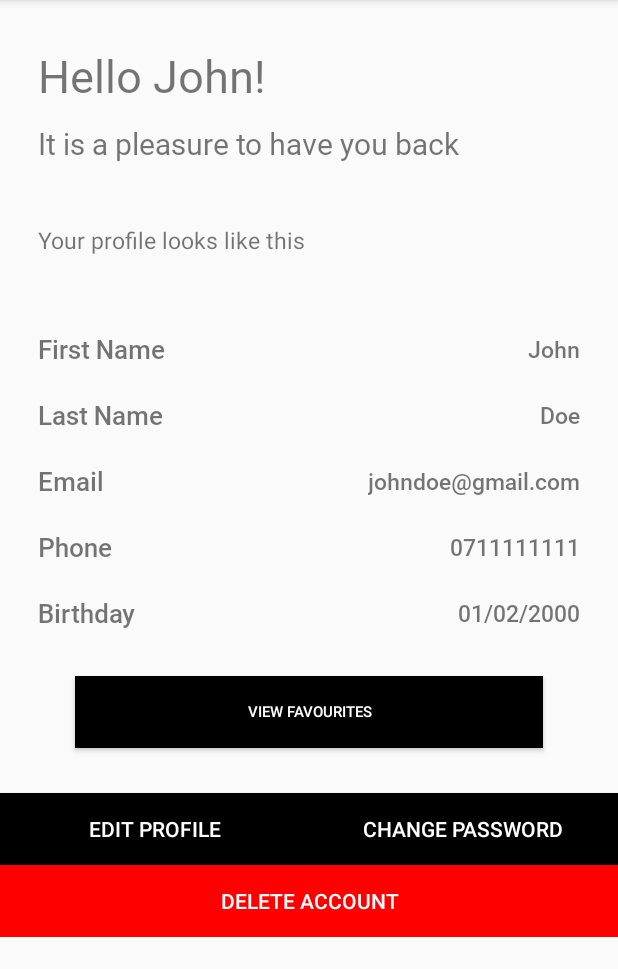
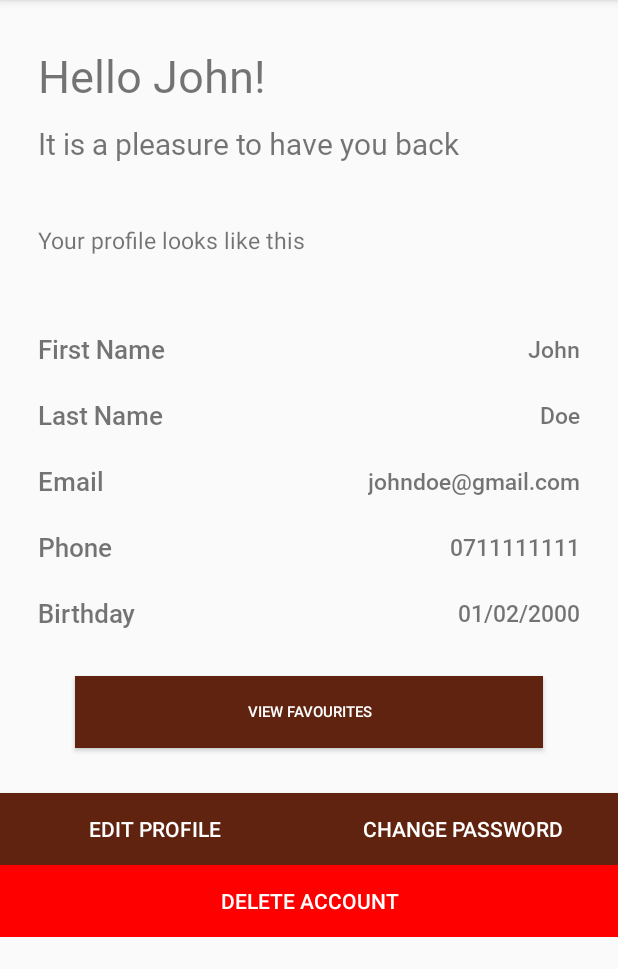
Before and after one commit to IndrachapaSenanayaka/Coffee-Lovers-Mr.Coffee, an Android app: the CustomerProfileActivity screen opened directly, with no data from a screen before it, on a phone screen of 412 x 824 dp, the part 84-1053 px from its top. Run offline under Robolectric (Android 15) with nearby library versions, the phone set to English and light mode, and no system bars; our stand-ins replace RxJava.

Commit message:
display customer details

```diff
--- a/app/src/main/AndroidManifest.xml
+++ b/app/src/main/AndroidManifest.xml
@@ -19,7 +19,8 @@
         </activity>
         <activity
             android:name=".ui.customer.CustomerEditProfileActivity"
-            android:exported="true" />
+            android:exported="true">
+        </activity>
         <activity
             android:name=".ui.customer.CustomerProfileActivity"
             android:exported="true">
@@ -29,7 +30,6 @@
             android:exported="true">
             <intent-filter>
                 <action android:name="android.intent.action.MAIN" />
-
                 <category android:name="android.intent.category.LAUNCHER" />
             </intent-filter>
         </activity>
--- a/app/src/main/java/com/example/coffee_lovers_mrcoffee/ui/customer/CustomerProfileActivity.java
+++ b/app/src/main/java/com/example/coffee_lovers_mrcoffee/ui/customer/CustomerProfileActivity.java
@@ -3,14 +3,73 @@ package com.example.coffee_lovers_mrcoffee.ui.customer;
 import androidx.appcompat.app.AppCompatActivity;
 
 import android.os.Bundle;
+import android.widget.TextView;
 
+import com.example.coffee_lovers_mrcoffee.Container;
 import com.example.coffee_lovers_mrcoffee.R;
+import com.example.coffee_lovers_mrcoffee.data.models.Customer;
+import com.example.coffee_lovers_mrcoffee.services.AuthService;
+
+import java.time.LocalDate;
+import java.time.format.DateTimeFormatter;
+import java.time.temporal.TemporalAccessor;
+
+import io.reactivex.rxjava3.disposables.Disposable;
+import io.reactivex.rxjava3.functions.Consumer;
 
 public class CustomerProfileActivity extends AppCompatActivity {
+
+    // dependencies
+    private final Container container = Container.instant();
+    private final AuthService authService = container.authService;
+
+    // components
+    private TextView txt_firstName, txt_lastName, txt_email, txt_phone, txt_birthday;
+
+    // disposals
+    private Disposable currentUserDisposer;
+
 
     @Override
     protected void onCreate(Bundle savedInstanceState) {
         super.onCreate(savedInstanceState);
         setContentView(R.layout.activity_customer_profile);
+
+        // init components
+        txt_firstName = findViewById(R.id.txt_profile_firstName);
+        txt_lastName = findViewById(R.id.txt_profile_lastName);
+        txt_email = findViewById(R.id.txt_profile_email);
+        txt_phone = findViewById(R.id.txt_profile_phone);
+        txt_birthday = findViewById(R.id.txt_profile_birthday);
+
+        // listen for current user changes
+        currentUserDisposer = authService
+                .currentUser
+                .subscribe(this::ListenUserChanges);
     }
+
+
+    @Override
+    protected void onDestroy() {
+        super.onDestroy();
+
+        // remove listners
+        currentUserDisposer.dispose();
+    }
+
+
+    // ---- EVENTS
+
+    // current user changes listners
+    private void ListenUserChanges(Customer customer) {
+
+        // update fields
+        txt_firstName.setText(customer.firstName);
+        txt_lastName.setText(customer.lastName);
+        txt_email.setText(customer.email);
+        txt_phone.setText(customer.phoneNumber);
+        txt_birthday.setText(DateTimeFormatter.ISO_LOCAL_DATE.format(LocalDate.parse(customer.birthday.toString())));
+
+    }
+
 }
--- a/app/src/main/res/layout/activity_customer_profile.xml
+++ b/app/src/main/res/layout/activity_customer_profile.xml
@@ -34,7 +34,7 @@
             app:layout_constraintTop_toBottomOf="@+id/constraintLayout">
 
             <TextView
-                android:id="@+id/textView19"
+                android:id="@+id/txt_profile_lastName"
                 style="@style/FormInput"
                 android:layout_width="wrap_content"
                 android:layout_height="wrap_content"
@@ -64,7 +64,7 @@
             app:layout_constraintTop_toBottomOf="@+id/constraintLayout5">
 
             <TextView
-                android:id="@+id/textView20"
+                android:id="@+id/txt_profile_phone"
                 style="@style/FormInput"
                 android:layout_width="wrap_content"
                 android:layout_height="wrap_content"
@@ -94,7 +94,7 @@
             app:layout_constraintTop_toBottomOf="@+id/constraintLayout2">
 
             <TextView
-                android:id="@+id/textView21"
+                android:id="@+id/txt_profile_email"
                 style="@style/FormInput"
                 android:layout_width="wrap_content"
                 android:layout_height="wrap_content"
@@ -127,7 +127,7 @@
             app:layout_constraintTop_toBottomOf="@+id/textView2" />
 
         <TextView
-            android:id="@+id/textView"
+            android:id="@+id/txt_fullName"
             style="@style/MainHeading"
             android:layout_width="248dp"
             android:layout_height="42dp"
@@ -146,7 +146,7 @@
             android:layout_marginTop="10dp"
             android:text="It is a pleasure to have you back"
             app:layout_constraintStart_toStartOf="parent"
-            app:layout_constraintTop_toBottomOf="@+id/textView" />
+            app:layout_constraintTop_toBottomOf="@+id/txt_fullName" />
 
         <androidx.constraintlayout.widget.ConstraintLayout
             android:id="@+id/constraintLayout"
@@ -157,7 +157,7 @@
             app:layout_constraintTop_toBottomOf="@+id/textView16">
 
             <TextView
-                android:id="@+id/textView17"
+                android:id="@+id/txt_profile_firstName"
                 style="@style/FormInput"
                 android:layout_width="wrap_content"
                 android:layout_height="wrap_content"
@@ -187,7 +187,7 @@
             app:layout_constraintTop_toBottomOf="@+id/constraintLayout4">
 
             <TextView
-                android:id="@+id/textView18"
+                android:id="@+id/txt_profile_birthday"
                 style="@style/FormInput"
                 android:layout_width="wrap_content"
                 android:layout_height="wrap_content"
--- a/app/src/main/res/layout/activity_favourites.xml
+++ b/app/src/main/res/layout/activity_favourites.xml
@@ -7,7 +7,7 @@
     tools:context=".ui.customer.FavouritesActivity">
 
     <TextView
-        android:id="@+id/textView"
+        android:id="@+id/txt_fullName"
         android:layout_width="wrap_content"
         android:layout_height="42dp"
         android:layout_marginStart="25dp"
@@ -25,7 +25,7 @@
         app:layout_constraintBottom_toBottomOf="parent"
         app:layout_constraintEnd_toEndOf="parent"
         app:layout_constraintStart_toStartOf="parent"
-        app:layout_constraintTop_toBottomOf="@+id/textView">
+        app:layout_constraintTop_toBottomOf="@+id/txt_fullName">
 
         <LinearLayout
             android:orientation="vertical"
--- a/app/src/main/res/layout/activity_sign_in.xml
+++ b/app/src/main/res/layout/activity_sign_in.xml
@@ -7,7 +7,7 @@
     tools:context=".ui.SignInActivity">
 
     <TextView
-        android:id="@+id/textView"
+        android:id="@+id/txt_fullName"
         android:layout_width="248dp"
         android:layout_height="42dp"
         android:layout_marginStart="25dp"
@@ -27,7 +27,7 @@
         android:fontFamily="@font/form_labels"
         android:text="@string/auth_email_label"
         app:layout_constraintStart_toStartOf="parent"
-        app:layout_constraintTop_toBottomOf="@+id/textView" />
+        app:layout_constraintTop_toBottomOf="@+id/txt_fullName" />
 
     <TextView
         android:id="@+id/textView3"
--- a/app/src/main/res/values/colors.xml
+++ b/app/src/main/res/values/colors.xml
@@ -2,11 +2,11 @@
 <resources>
     <color name="colorPrimary">#6200EE</color>
     <color name="colorPrimaryDark">#3700B3</color>
-    <color name="colorAccent">#03DAC5</color>
+    <color name="colorAccent">#A84322</color>
     <color name="espresso">#5d2816</color>
     <color name="darkbrown">#1B0000</color>
     <color name="white">#FFFFFFFF</color>
-    <color name="button_background">#000</color>
+    <color name="button_background">#60230F</color>
     <color name="button_text">#FFFFFF</color>
-    <color name="link_text">#D110A1</color>
+    <color name="link_text">#A84322</color>
 </resources>
```
Also changed, not shown: app/src/main/java/com/example/coffee_lovers_mrcoffee/services/AuthService.java (+47 -3 lines).
